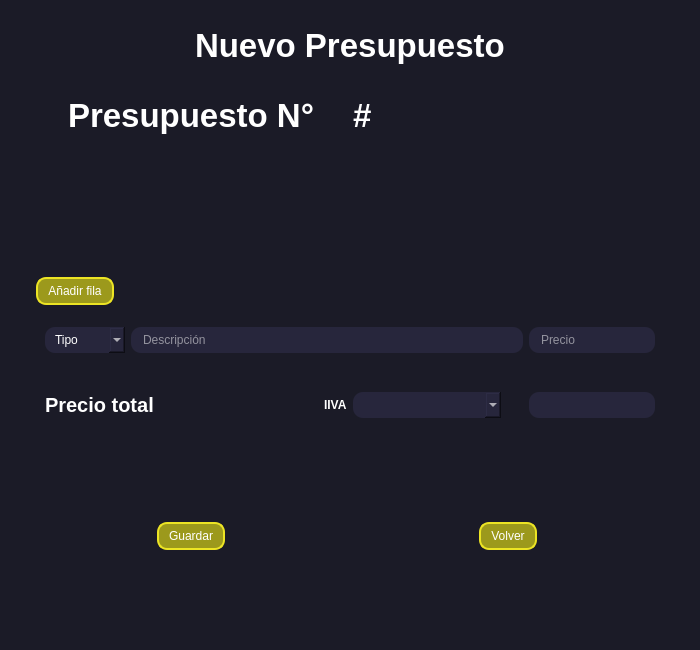
Before: the Qt Designer form UI/ui_newbudget.ui in DickinsonBP/BudgetInvoiceApp2.0, drawn with Qt 5.
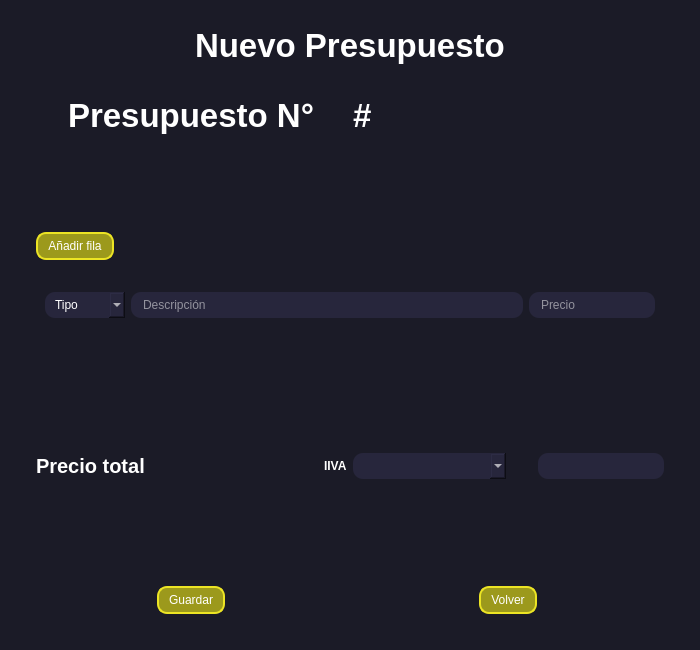
After: the same form once the commit is applied. The open tabs and pages were chosen to show the change. Icons and pictures are not drawn. Custom widgets are drawn as their Qt base class.

Patch:
```diff
--- a/UI/ui_newbudget.ui
+++ b/UI/ui_newbudget.ui
@@ -342,7 +342,10 @@
                   </layout>
                  </widget>
                 </item>
-                <item>
+               </layout>
+              </widget>
+             </item>
+             <item alignment="Qt::AlignBottom">
                  <widget class="QWidget" name="widget_7" native="true">
                   <layout class="QHBoxLayout" name="horizontalLayout_8">
                    <item>
@@ -379,10 +382,7 @@
                   </layout>
                  </widget>
                 </item>
-               </layout>
-              </widget>
-             </item>
-             <item>
+             <item alignment="Qt::AlignBottom">
               <widget class="QWidget" name="widget_8" native="true">
                <layout class="QHBoxLayout" name="horizontalLayout_6">
                 <item alignment="Qt::AlignHCenter">
```
Left out of the diff: 16 changed lines with no effect on the pictures. Lines whose indentation alone changed are shown as unchanged.
